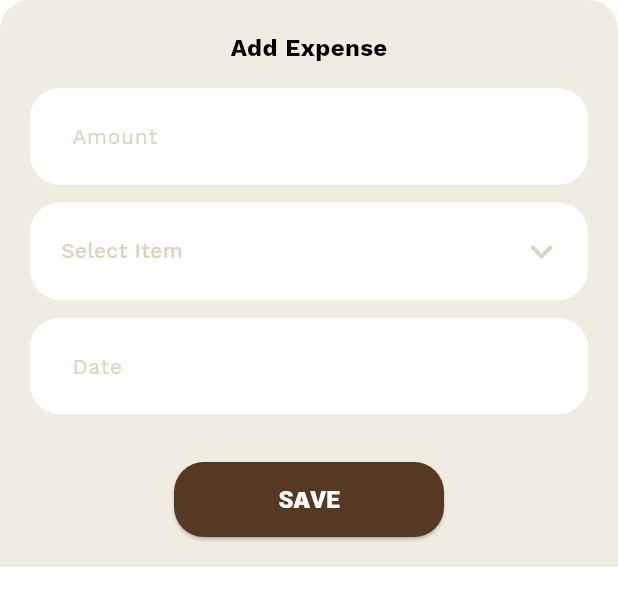
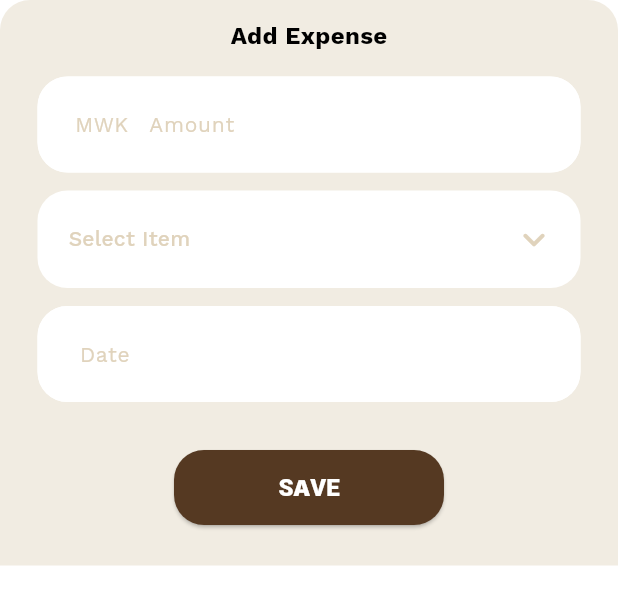
Before and after one commit to Benjee369/endol, a Flutter app: the ModalFit widget shown alone on an empty page, opened directly, on a phone screen of 412 x 824 dp. Shown: the top 606 px of the screen. Run offline on Flutter 3.47's test engine with Material 3 defaults, Android fonts, the phone set to English and light mode, and no system bars; drawn by our look-alikes of dropdown_button2; our stand-ins replace cloud_firestore, dot_navigation_bar, extended_image, firebase_auth, firebase_core, firebase_storage and 3 more; accounts and stored records are empty.

Commit message:
fixed the issue of the modal being blocked by the keyboard

```diff
--- a/lib/screens/auth/login_screen.dart
+++ b/lib/screens/auth/login_screen.dart
@@ -59,6 +59,9 @@ class _LoginScreenState extends State<LoginScreen> {
           );
         }
       } else {
+        setState(() {
+          isLoading = false;
+        });
         if (mounted) {
           ScaffoldMessenger.of(context).showSnackBar(
             const SnackBar(
@@ -155,7 +158,6 @@ class _LoginScreenState extends State<LoginScreen> {
                       child: Padding(
                         padding: const EdgeInsets.fromLTRB(0, 0, 0, 15),
                         child: ButtonPrimary(
-                          isLoading: isLoading,
                           height: 61,
                           text: Strings.createAccount,
                           function: () {
--- a/lib/screens/home/widgets/add_expense_text_field.dart
+++ b/lib/screens/home/widgets/add_expense_text_field.dart
@@ -15,6 +15,8 @@ class AddExpenseTextField extends StatelessWidget {
   final bool? autoCorrect;
   final String? prefixText;
   final TextCapitalization? textCapitalization;
+  final Widget? prefixIcon;
+
   const AddExpenseTextField(
       {super.key,
       required this.hint,
@@ -26,7 +28,8 @@ class AddExpenseTextField extends StatelessWidget {
       this.prefixText,
       required this.controller,
       required this.inputType,
-      this.maxLength});
+      this.maxLength,
+      this.prefixIcon});
 
   @override
   Widget build(BuildContext context) {
@@ -69,6 +72,7 @@ class AddExpenseTextField extends StatelessWidget {
                     color: AppColors.thatBrown,
                   )
                 : null,
+            prefixIcon: prefixIcon,
             hintStyle: const TextStyle(
               fontSize: 14,
               color: AppColors.textFieldHint,
--- a/lib/screens/home/widgets/bottomsheet.dart
+++ b/lib/screens/home/widgets/bottomsheet.dart
@@ -31,7 +31,7 @@ class _ModalFitState extends State<ModalFit> {
   );
   final FirebaseAuth auth = FirebaseAuth.instance;
 
-  //List of items in the category selector
+  // List of items in the category selector
   final List<String> category = [
     'Food',
     'Rent',
@@ -43,14 +43,14 @@ class _ModalFitState extends State<ModalFit> {
     'Eating Out'
   ];
 
-  //Function for adding e-details to database
+  // Function for adding e-details to database
   Future<void> addDetails() async {
     final User? user = auth.currentUser;
     final uid = user?.uid;
 
     try {
       if (categoryController.text.isEmpty || amountController.text.isEmpty) {
-        Dialogs.dialogInform(context, 'Please enter a details', () {
+        Dialogs.dialogInform(context, 'Please enter details', () {
           Navigator.pop(context);
         }, Strings.ok);
       } else {
@@ -71,8 +71,13 @@ class _ModalFitState extends State<ModalFit> {
       color: Colors.transparent,
       child: GestureDetector(
         onTap: () => FocusScope.of(context).unfocus(),
+        child: SingleChildScrollView(
+          // This ensures the modal moves up when the keyboard is open.
+          padding: EdgeInsets.only(
+            bottom: MediaQuery.of(context).viewInsets.bottom + 0,
+          ),
           child: Container(
-          padding: const EdgeInsets.fromLTRB(20, 8, 20, 8),
+            padding: const EdgeInsets.fromLTRB(25, 0, 25, 15),
             decoration: const BoxDecoration(
               color: AppColors.cream,
               borderRadius: BorderRadius.vertical(
@@ -92,6 +97,16 @@ class _ModalFitState extends State<ModalFit> {
                   hint: 'Amount',
                   controller: amountController,
                   inputType: TextInputType.number,
+                  prefixIcon: const Row(
+                    mainAxisSize: MainAxisSize.min,
+                    children: [
+                      TextWidget(
+                        text: '     MWK  ',
+                        size: 14,
+                        color: AppColors.textFieldHint,
+                      ),
+                    ],
+                  ),
                 ),
                 gapH12,
                 DropdownButtonHideUnderline(
@@ -165,19 +180,7 @@ class _ModalFitState extends State<ModalFit> {
             ),
           ),
         ),
+      ),
     );
   }
 }
-
-//
-// //How to call it
-// ListTile(
-// title: Text('Material fit'),
-// onTap:
-// () => showMaterialModalBottomSheet(
-// expand: false,
-// context: context,
-// backgroundColor: Colors.transparent,
-// builder: (context) => ModalFit(),
-// ),
-// ),
```
Lines whose indentation alone changed are shown as unchanged.
